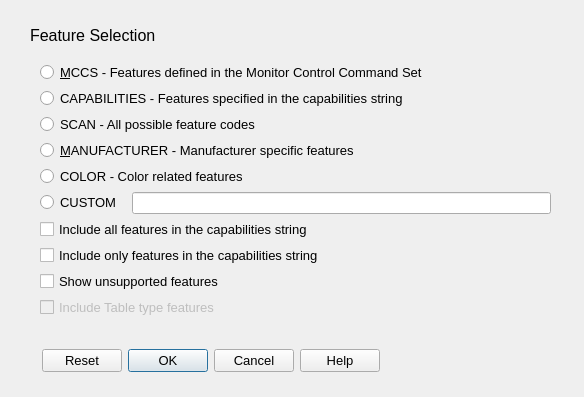
Above: src/option_dialogs/feature_selection_dialog.ui from rockowitz/ddcui before the change. Below: the same form after it.
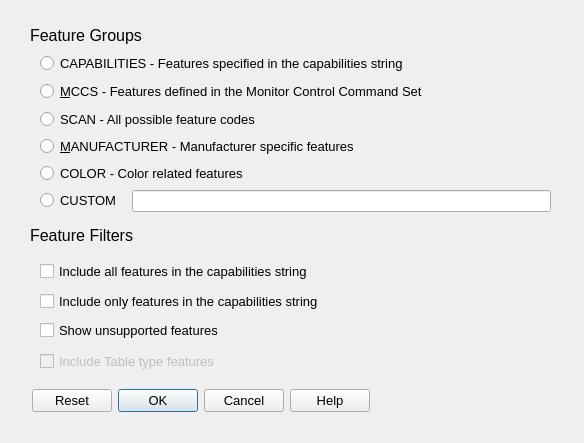
That is the form after the change.

Commit message: dialog layout

```diff
--- a/src/option_dialogs/feature_selection_dialog.ui
+++ b/src/option_dialogs/feature_selection_dialog.ui
@@ -7,7 +7,7 @@
     <x>0</x>
     <y>0</y>
     <width>584</width>
-    <height>397</height>
+    <height>443</height>
    </rect>
   </property>
   <property name="windowTitle">
@@ -16,8 +16,8 @@
   <widget class="QDialogButtonBox" name="buttonBox">
    <property name="geometry">
     <rect>
-     <x>40</x>
-     <y>330</y>
+     <x>30</x>
+     <y>370</y>
      <width>341</width>
      <height>61</height>
     </rect>
@@ -52,40 +52,22 @@
     </font>
    </property>
    <property name="text">
-    <string>&lt;html&gt;&lt;head/&gt;&lt;body&gt;&lt;p&gt;&lt;span style=&quot; font-size:12pt;&quot;&gt;Feature Selection&lt;/span&gt;&lt;/p&gt;&lt;/body&gt;&lt;/html&gt;</string>
+    <string>&lt;html&gt;&lt;head/&gt;&lt;body&gt;&lt;p&gt;&lt;span style=&quot; font-size:12pt;&quot;&gt;Feature Groups&lt;/span&gt;&lt;/p&gt;&lt;/body&gt;&lt;/html&gt;</string>
    </property>
   </widget>
   <widget class="QWidget" name="layoutWidget">
    <property name="geometry">
     <rect>
      <x>40</x>
-     <y>60</y>
+     <y>50</y>
      <width>511</width>
-     <height>270</height>
+     <height>166</height>
     </rect>
    </property>
    <layout class="QVBoxLayout" name="verticalLayout">
     <property name="spacing">
      <number>3</number>
     </property>
-    <item>
-     <widget class="QRadioButton" name="known_radioButton">
-      <property name="font">
-       <font>
-        <pointsize>10</pointsize>
-        <weight>50</weight>
-        <italic>false</italic>
-        <bold>false</bold>
-       </font>
-      </property>
-      <property name="toolTip">
-       <string>&lt;html&gt;&lt;head/&gt;&lt;body&gt;&lt;p&gt;This is tooltip text&lt;/p&gt;&lt;/body&gt;&lt;/html&gt;</string>
-      </property>
-      <property name="text">
-       <string>&amp;MCCS - Features defined in the Monitor Control Command Set</string>
-      </property>
-     </widget>
-    </item>
     <item>
      <widget class="QRadioButton" name="capabilities_radioButton">
       <property name="enabled">
@@ -110,6 +92,30 @@
       </property>
      </widget>
     </item>
+    <item>
+     <widget class="QRadioButton" name="known_radioButton">
+      <property name="minimumSize">
+       <size>
+        <width>0</width>
+        <height>23</height>
+       </size>
+      </property>
+      <property name="font">
+       <font>
+        <pointsize>10</pointsize>
+        <weight>50</weight>
+        <italic>false</italic>
+        <bold>false</bold>
+       </font>
+      </property>
+      <property name="toolTip">
+       <string>&lt;html&gt;&lt;head/&gt;&lt;body&gt;&lt;p&gt;This is tooltip text&lt;/p&gt;&lt;/body&gt;&lt;/html&gt;</string>
+      </property>
+      <property name="text">
+       <string>&amp;MCCS - Features defined in the Monitor Control Command Set</string>
+      </property>
+     </widget>
+    </item>
     <item>
      <widget class="QRadioButton" name="scan_radioButton">
       <property name="font">
@@ -165,23 +171,53 @@
       </item>
      </layout>
     </item>
-    <item>
+   </layout>
+  </widget>
+  <widget class="QLabel" name="featire_filters_label">
+   <property name="geometry">
+    <rect>
+     <x>30</x>
+     <y>220</y>
+     <width>171</width>
+     <height>31</height>
+    </rect>
+   </property>
+   <property name="font">
+    <font>
+     <pointsize>14</pointsize>
+    </font>
+   </property>
+   <property name="text">
+    <string>&lt;html&gt;&lt;head/&gt;&lt;body&gt;&lt;p&gt;&lt;span style=&quot; font-size:12pt;&quot;&gt;Feature Filters&lt;/span&gt;&lt;/p&gt;&lt;/body&gt;&lt;/html&gt;</string>
+   </property>
+  </widget>
      <widget class="QCheckBox" name="allCapabilities_checkbox">
+   <property name="geometry">
+    <rect>
+     <x>40</x>
+     <y>260</y>
+     <width>313</width>
+     <height>22</height>
+    </rect>
+   </property>
       <property name="font">
        <font>
         <pointsize>10</pointsize>
-        <weight>50</weight>
-        <italic>false</italic>
-        <bold>false</bold>
        </font>
       </property>
       <property name="text">
        <string>Include all features in the capabilities string</string>
       </property>
      </widget>
-    </item>
-    <item>
      <widget class="QCheckBox" name="onlyCapabilities_checkbox">
+   <property name="geometry">
+    <rect>
+     <x>40</x>
+     <y>290</y>
+     <width>313</width>
+     <height>23</height>
+    </rect>
+   </property>
       <property name="font">
        <font>
         <pointsize>10</pointsize>
@@ -191,12 +227,18 @@
        <string>Include only features in the capabilities string</string>
       </property>
      </widget>
-    </item>
-    <item>
      <widget class="QCheckBox" name="showUnsupported_checkbox">
       <property name="enabled">
        <bool>true</bool>
       </property>
+   <property name="geometry">
+    <rect>
+     <x>40</x>
+     <y>320</y>
+     <width>313</width>
+     <height>20</height>
+    </rect>
+   </property>
       <property name="font">
        <font>
         <pointsize>10</pointsize>
@@ -210,12 +252,18 @@
        <bool>true</bool>
       </property>
      </widget>
-    </item>
-    <item>
      <widget class="QCheckBox" name="includeTable_checkbox">
       <property name="enabled">
        <bool>false</bool>
       </property>
+   <property name="geometry">
+    <rect>
+     <x>40</x>
+     <y>350</y>
+     <width>313</width>
+     <height>23</height>
+    </rect>
+   </property>
       <property name="font">
        <font>
         <pointsize>10</pointsize>
@@ -228,9 +276,6 @@
       <property name="checkable">
        <bool>false</bool>
       </property>
-     </widget>
-    </item>
-   </layout>
   </widget>
  </widget>
  <resources/>
```
Left out of the diff: 2 changed lines with no effect on the pictures. Lines whose indentation alone changed are shown as unchanged.
